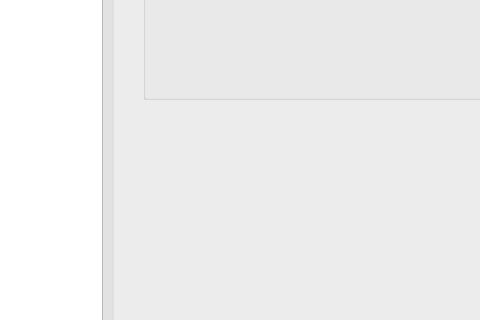
allovaro/BlockGenerator, file mainwindow.ui: the form before one commit; both pictures show x 117 to 597 and y 227 to 547 of the 1118 by 734 pixel window.
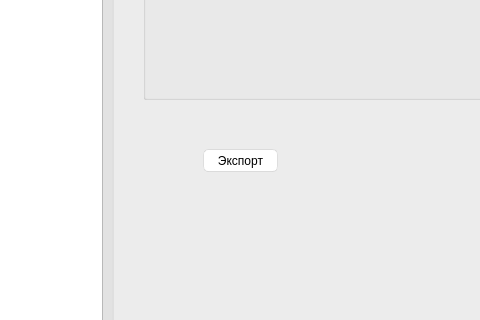
The form after the commit. Icons and pictures are not drawn.

Commit message: added export block function need to finish

```diff
--- a/mainwindow.ui
+++ b/mainwindow.ui
@@ -625,6 +625,19 @@
      </layout>
     </widget>
    </widget>
+   <widget class="QPushButton" name="export_button">
+    <property name="geometry">
+     <rect>
+      <x>320</x>
+      <y>360</y>
+      <width>75</width>
+      <height>23</height>
+     </rect>
+    </property>
+    <property name="text">
+     <string>Экспорт</string>
+    </property>
+   </widget>
   </widget>
   <widget class="QMenuBar" name="menubar">
    <property name="geometry">
```
The commit also changes 7 other files.
